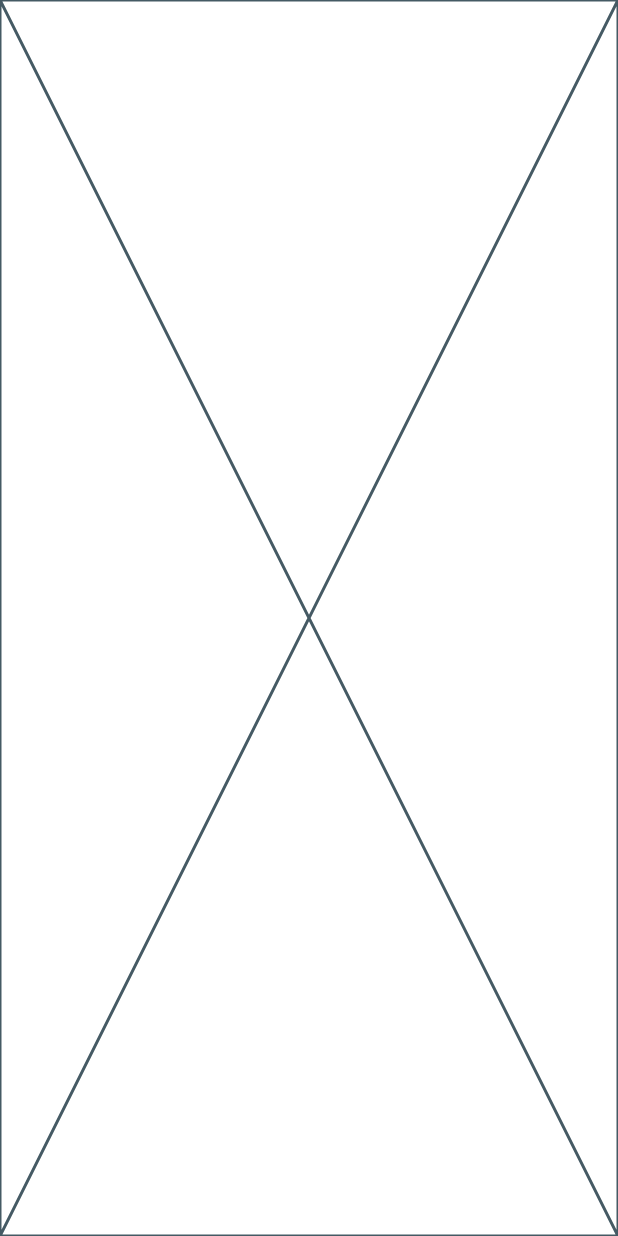
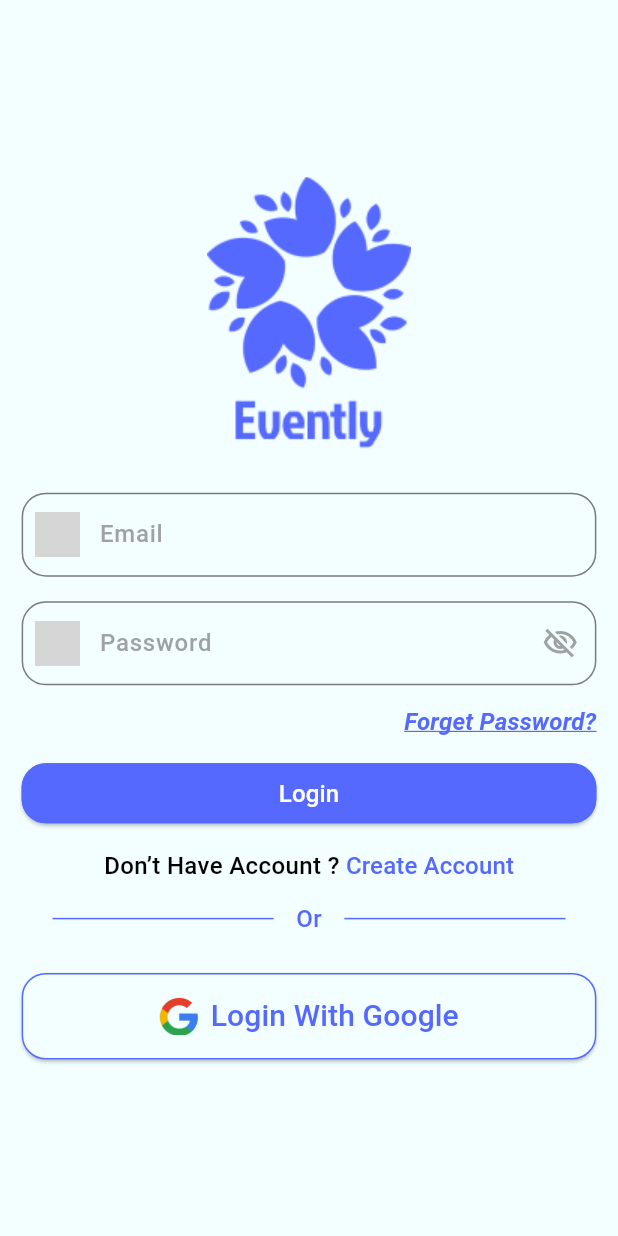
Before and after one commit to hesham81/evently_app, a Flutter app: the screen it shows after launch, on a phone screen of 412 x 824 dp. Run offline on Flutter 3.47's test engine with Material 3 defaults, Android fonts, the light colour scheme and no system bars; grey boxes are pictures that could not be loaded.

Commit message:
end of creating interface(ui) of login screen

```diff
--- /dev/null
+++ b/lib/core/extensions/alignment.dart
@@ -0,0 +1,45 @@
+import 'package:flutter/material.dart';
+
+extension alignment on Widget {
+
+
+  Widget centerRightWidget() => Align(
+        alignment: Alignment.centerRight,
+        child: this,
+      );
+
+  Widget centerLeftWidget() => Align(
+        alignment: Alignment.centerLeft,
+        child: this,
+      );
+
+  Widget centerTopWidget() => Align(
+        alignment: Alignment.topCenter,
+        child: this,
+      );
+
+  Widget centerBottomWidget() => Align(
+        alignment: Alignment.bottomCenter,
+        child: this,
+      );
+
+  Widget rightTopWidget() => Align(
+        alignment: Alignment.topRight,
+        child: this,
+      );
+
+  Widget leftTopWidget() => Align(
+        alignment: Alignment.topLeft,
+        child: this,
+      );
+
+  Widget rightBottomWidget() => Align(
+        alignment: Alignment.bottomRight,
+        child: this,
+      );
+
+  Widget leftBottomWidget() => Align(
+        alignment: Alignment.bottomLeft,
+        child: this,
+      );
+}
--- a/lib/core/extensions/dimensions.dart
+++ b/lib/core/extensions/dimensions.dart
@@ -5,4 +5,5 @@
 extension Dimensions on num {
   double get height => MediaQuery.of(navigatorKey.currentContext!).size.height*this;
   double get width => MediaQuery.of(navigatorKey.currentContext!).size.width*this;
+  double maxFinite() => double.maxFinite;
 }
--- a/lib/core/extensions/extensions.dart
+++ b/lib/core/extensions/extensions.dart
@@ -2,3 +2,4 @@
 export 'dimensions.dart';
 export 'padding.dart';
 export 'center.dart';
+export 'alignment.dart';
--- a/lib/core/extensions/padding.dart
+++ b/lib/core/extensions/padding.dart
@@ -1,13 +1,16 @@
+import 'package:evently/core/extensions/dimensions.dart';
 import 'package:flutter/cupertino.dart';
 
 extension paddingOnNumbers on Widget {
-  Widget hPadding(double value) => Padding(
-        padding: EdgeInsets.symmetric(horizontal: value),
+  Widget verPadding(double value) => Padding(
+        padding: EdgeInsets.symmetric(
+          horizontal: value.width,
+        ),
         child: this,
       );
 
-  Widget vPadding(double value) => Padding(
-        padding: EdgeInsets.symmetric(vertical: value),
+  Widget horPadding(double value) => Padding(
+        padding: EdgeInsets.symmetric(vertical: value.height),
         child: this,
       );
 
--- a/lib/core/extensions/sized_box.dart
+++ b/lib/core/extensions/sized_box.dart
@@ -1,7 +1,12 @@
+import '/core/extensions/dimensions.dart';
 import 'package:flutter/widgets.dart';
 
-extension gapSpace on num
-{
-  Widget get hSpace => SizedBox(width: this.toDouble(),);
-  Widget get vSpace => SizedBox(height: this.toDouble(),);
+extension gapSpace on num {
+  Widget get verSpace => SizedBox(
+        width: this.toDouble().width,
+      );
+
+  Widget get horSpace => SizedBox(
+        height: this.toDouble().height,
+      );
 }
--- a/lib/core/theme/app_colors.dart
+++ b/lib/core/theme/app_colors.dart
@@ -6,4 +6,6 @@
   static Color secondary = const Color(0xFF5669FF);
   static Color greyColor = const Color(0xFF7B7B7B);
   static Color darkBlue = const Color(0xFF101127);
+  static Color blackColor = const Color(0xFF000000);
+  static Color whiteColor = const Color(0xFFFFFFFF);
 }
--- /dev/null
+++ b/lib/core/widget/custom_elevated_button.dart
@@ -0,0 +1,47 @@
+import 'package:flutter/material.dart';
+
+import '../theme/app_colors.dart';
+
+class CustomElevatedButton extends StatelessWidget {
+  final double borderRadius;
+  final Text? text;
+  final Widget? child;
+
+  final double textSize;
+  final Color? textColor;
+  final Color? backgroundColor;
+  final Function() callBack;
+  final Color? borderColor;
+  final EdgeInsets? padding;
+
+  const CustomElevatedButton({
+    super.key,
+    this.borderRadius = 16,
+    this.text,
+    required this.callBack,
+    this.textSize = 20,
+    this.textColor,
+    this.backgroundColor,
+    this.padding,
+    this.child,
+    this.borderColor,
+  });
+
+  @override
+  Widget build(BuildContext context) {
+    return ElevatedButton(
+      style: ElevatedButton.styleFrom(
+        padding: (padding) ?? EdgeInsets.zero,
+        backgroundColor: (backgroundColor) ?? AppColors.secondary,
+        shape: RoundedRectangleBorder(
+          borderRadius: BorderRadius.circular(borderRadius),
+          side: BorderSide(
+            color: (borderColor) ?? AppColors.secondary,
+          ),
+        ),
+      ),
+      onPressed: callBack,
+      child: text ?? child,
+    );
+  }
+}
--- /dev/null
+++ b/lib/core/widget/custom_text_button.dart
@@ -0,0 +1,42 @@
+import 'package:flutter/material.dart';
+
+import '../theme/app_colors.dart';
+
+class CustomTextButton extends StatelessWidget {
+  final String text;
+  final Function() callBack;
+  final EdgeInsets? padding;
+  final TextStyle? textStyle;
+
+  const CustomTextButton({
+    super.key,
+    required this.text,
+    required this.callBack,
+    this.padding,
+    this.textStyle,
+  });
+
+  @override
+  Widget build(BuildContext context) {
+    return TextButton(
+      style: TextButton.styleFrom(
+        padding: padding ?? EdgeInsets.zero,
+        foregroundColor: Colors.transparent,
+        overlayColor: Colors.transparent,
+      ),
+      onPressed: callBack,
+      child: Text(
+        text,
+        style: textStyle ??
+            TextStyle(
+              color: AppColors.secondary,
+              fontSize: 16,
+              fontWeight: FontWeight.w700,
+              decoration: TextDecoration.underline,
+              decorationColor: AppColors.secondary,
+              fontStyle: FontStyle.italic,
+            ),
+      ),
+    );
+  }
+}
--- /dev/null
+++ b/lib/core/widget/custom_text_form_field.dart
@@ -0,0 +1,123 @@
+import 'package:evently/core/constant/app_assets.dart';
+import 'package:evently/core/extensions/extensions.dart';
+import 'package:evently/core/theme/app_colors.dart';
+import 'package:flutter/material.dart';
+
+class CustomTextFormField extends StatefulWidget {
+  final double radius;
+  final Color? borderColor;
+  final Icon? suffixIcon;
+  final Icon? prefixIcon;
+  final bool isPassword;
+  final String? hintText;
+  final TextStyle? hintStyle;
+  final TextEditingController? controller;
+
+  const CustomTextFormField({
+    super.key,
+    this.radius = 16,
+    this.borderColor,
+    this.suffixIcon,
+    this.isPassword = false,
+    this.prefixIcon,
+    required this.hintText,
+    this.hintStyle,
+    this.controller,
+  });
+
+  @override
+  State<CustomTextFormField> createState() => _CustomTextFormFieldState();
+}
+
+class _CustomTextFormFieldState extends State<CustomTextFormField> {
+  var visible = false;
+
+  @override
+  Widget build(BuildContext context) {
+    return TextFormField(
+
+      controller: widget.controller,
+      obscureText: visible,
+      obscuringCharacter: "*",
+      cursorColor: AppColors.secondary,
+      decoration: InputDecoration(
+        hintText: widget.hintText,
+        hintStyle: widget.hintStyle ??
+            TextStyle(
+              color: AppColors.greyColor.withAlpha(180),
+              fontSize: 16,
+              fontWeight: FontWeight.w500,
+            ),
+        suffixIcon: (widget.isPassword)
+            ? (visible)
+                ? IconButton(
+                    style: IconButton.styleFrom(
+                      overlayColor: Colors.transparent,
+                    ),
+                    onPressed: () {
+                      setState(() {
+                        visible = !visible;
+                      });
+                    },
+                    icon: Icon(
+                      Icons.visibility_outlined,
+                      color: AppColors.greyColor.withAlpha(180),
+                    ),
+                  )
+                : IconButton(
+                    style: IconButton.styleFrom(
+                      overlayColor: Colors.transparent,
+                    ),
+                    onPressed: () {
+                      setState(() {
+                        visible = !visible;
+                      });
+                    },
+                    icon: Icon(
+                      Icons.visibility_off_outlined,
+                      color: AppColors.greyColor.withAlpha(180),
+                    ),
+                  )
+            : widget.suffixIcon,
+        border: OutlineInputBorder(
+          borderRadius: BorderRadius.circular(
+            widget.radius,
+          ),
+          borderSide: BorderSide(
+            color: widget.borderColor ?? AppColors.greyColor,
+          ),
+        ),
+        focusedBorder: OutlineInputBorder(
+          borderRadius: BorderRadius.circular(
+            widget.radius,
+          ),
+          borderSide: BorderSide(
+            color: widget.borderColor ?? AppColors.greyColor,
+          ),
+        ),
+        enabledBorder: OutlineInputBorder(
+          borderRadius: BorderRadius.circular(
+            widget.radius,
+          ),
+          borderSide: BorderSide(
+            color: widget.borderColor ?? AppColors.greyColor,
+          ),
+        ),
+        prefixIcon: (widget.isPassword)
+            ? ImageIcon(
+                AssetImage(
+                  AppAssets.lock,
+                ),
+                color: AppColors.greyColor.withAlpha(180),
+              ).allPadding(9)
+            : widget.prefixIcon ??
+                ImageIcon(
+                  AssetImage(
+                    AppAssets.email,
+                  ),
+                  color: AppColors.greyColor.withAlpha(180),
+                ).allPadding(9),
+      ),
+    );
+  }
+}
--- a/lib/modules/sign_in_screen/pages/sign_in_screen.dart
+++ b/lib/modules/sign_in_screen/pages/sign_in_screen.dart
@@ -1,11 +1,117 @@
+import 'package:evently/modules/sign_in_screen/widget/word_divider_widget.dart';
+
+import '/core/widget/custom_elevated_button.dart';
+import '/core/widget/custom_text_button.dart';
+import '/core/widget/custom_text_form_field.dart';
+
+import '/core/constant/app_assets.dart';
+import '/core/extensions/extensions.dart';
+import '/core/theme/app_colors.dart';
 import 'package:flutter/material.dart';
 
 class SignInScreen extends StatelessWidget {
   static const routeName = '/sign-in';
+
   const SignInScreen({super.key});
 
   @override
   Widget build(BuildContext context) {
-    return const Placeholder();
+    return Scaffold(
+      resizeToAvoidBottomInset: false,
+      backgroundColor: AppColors.primary,
+      body: SafeArea(
+        child: Column(
+          mainAxisAlignment: MainAxisAlignment.center,
+          children: [
+            Image.asset(
+              AppAssets.logo,
+            ),
+            0.03.horSpace,
+            CustomTextFormField(
+              hintText: 'Email',
+            ),
+            0.02.horSpace,
+            CustomTextFormField(
+              isPassword: true,
+              hintText: 'Password',
+            ),
+            CustomTextButton(
+              text: 'Forget Password?',
+              callBack: () {},
+            ).centerRightWidget(),
+            Column(
+              crossAxisAlignment: CrossAxisAlignment.stretch,
+              children: [
+                CustomElevatedButton(
+                  text: Text(
+                    "Login",
+                    style: TextStyle(
+                      color: AppColors.whiteColor,
+                      fontSize: 16,
+                      fontWeight: FontWeight.w500,
+                    ),
+                  ),
+                  callBack: () {},
+                ),
+              ],
+            ),
+            Row(
+              mainAxisAlignment: MainAxisAlignment.center,
+              children: [
+                Text(
+                  "Don’t Have Account ? ",
+                  style: TextStyle(
+                    fontWeight: FontWeight.w500,
+                    fontSize: 16,
+                    color: AppColors.blackColor,
+                  ),
+                ),
+                CustomTextButton(
+                  text: 'Create Account',
+                  textStyle: TextStyle(
+                    color: AppColors.secondary,
+                    fontSize: 16,
+                    fontWeight: FontWeight.w500,
+                    decorationColor: AppColors.secondary,
+                  ),
+                  callBack: () {},
+                ),
+              ],
+            ),
+            WordDividerWidget(
+              text: 'Or',
+            ),
+            0.03.horSpace,
+            SizedBox(
+              height: 0.07.height,
+              child: CustomElevatedButton(
+                callBack: () {},
+                backgroundColor: AppColors.primary,
+                borderRadius: 16,
+                child: Row(
+                  mainAxisAlignment: MainAxisAlignment.center,
+                  children: [
+                    Image.asset(
+                      AppAssets.google,
+                      height: 26,
+                      width: 26,
+                    ),
+                    0.02.verSpace,
+                    Text(
+                      'Login With Google',
+                      style: TextStyle(
+                        color: AppColors.secondary,
+                        fontSize: 20,
+                        fontWeight: FontWeight.w500,
+                      ),
+                    ),
+                  ],
+                ),
+              ),
+            ),
+          ],
+        ).centerWidget().verPadding(0.035),
+      ),
+    );
   }
 }
--- /dev/null
+++ b/lib/modules/sign_in_screen/widget/word_divider_widget.dart
@@ -0,0 +1,47 @@
+import 'package:evently/core/extensions/extensions.dart';
+import 'package:flutter/material.dart';
+
+import '../../../core/theme/app_colors.dart';
+
+class WordDividerWidget extends StatelessWidget {
+  final Color? color;
+  final String text;
+
+  const WordDividerWidget({
+    super.key,
+    this.color,
+    required this.text,
+  });
+
+  @override
+  Widget build(BuildContext context) {
+    return Row(
+      children: [
+        0.05.verSpace,
+        Expanded(
+          child: Divider(
+            color: color ?? AppColors.secondary,
+            thickness: 1,
+            endIndent: 15,
+          ),
+        ),
+        Text(
+          text,
+          style: TextStyle(
+            color: color ?? AppColors.secondary,
+            fontSize: 16,
+            fontWeight: FontWeight.w500,
+          ),
+        ),
+        Expanded(
+          child: Divider(
+            color: color ?? AppColors.secondary,
+            thickness: 1,
+            indent: 15,
+          ),
+        ),
+        0.05.verSpace,
+      ],
+    );
+  }
+}
```
